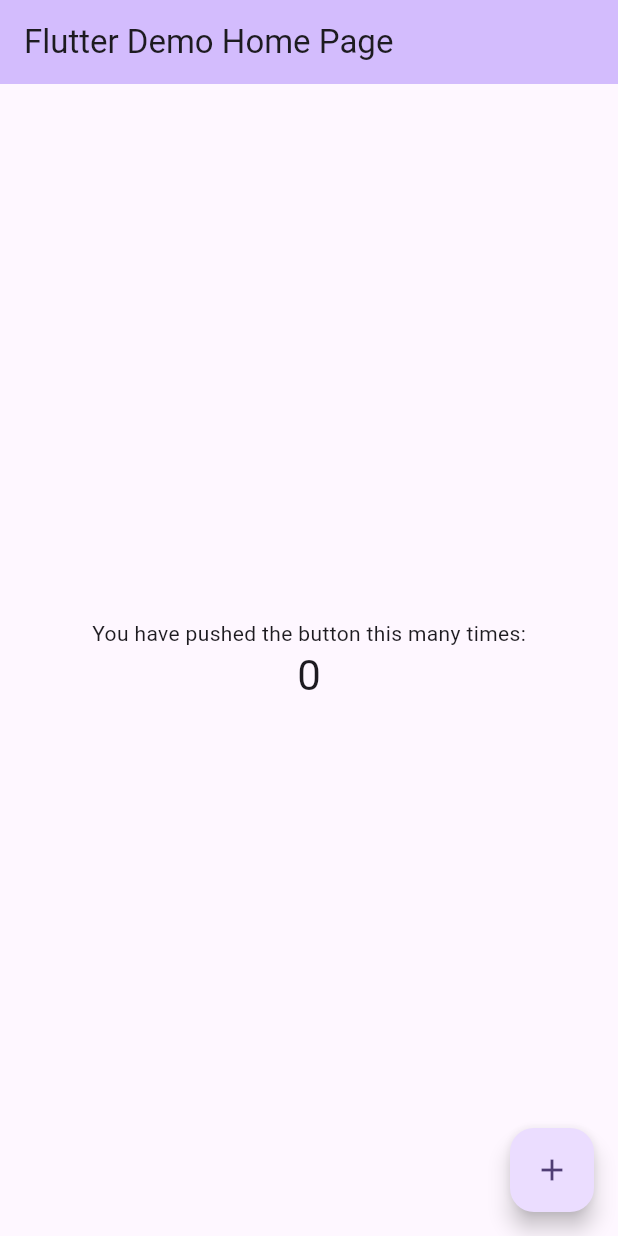
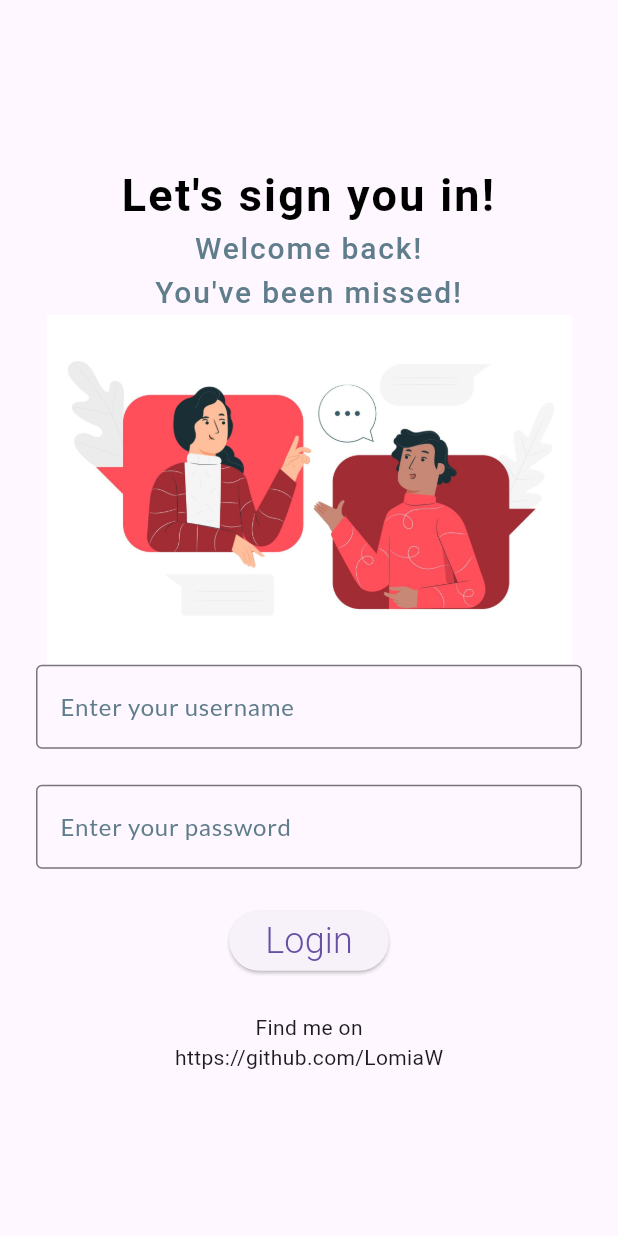
Before and after one commit to LomiaW/my_chat_app, a Flutter app: the screen it shows after launch, on a phone screen of 412 x 824 dp. Run offline on Flutter 3.47's test engine with Material 3 defaults, Android fonts, the phone set to English and light mode, and no system bars; our stand-ins replace google_fonts.

Commit message:
added widgets and utils

```diff
--- /dev/null
+++ b/lib/login_page.dart
@@ -0,0 +1,120 @@
+import 'package:flutter/material.dart';
+import 'package:my_chat_app/utils/spaces.dart';
+import 'package:my_chat_app/widgets/login_text_field.dart';
+import 'package:url_launcher/url_launcher.dart';
+
+class LoginPage extends StatelessWidget {
+  LoginPage({super.key});
+
+  final _formKey = GlobalKey<FormState>();
+  void loginUser(context) {
+    if (_formKey.currentState != null && _formKey.currentState!.validate()) {
+      print('Username: ' + usernameController.text);
+      print('Password: ' + passwordController.text);
+
+      // Navigate to ChatPage on successful login
+      Navigator.pushReplacementNamed(context, '/chat',
+        arguments: usernameController.text
+      );
+
+      print('Login successful!');
+    } else {
+      print('Login not successful!');
+    }
+  }
+
+  final usernameController = TextEditingController();
+  final passwordController = TextEditingController();
+
+  @override
+  Widget build(BuildContext context) {
+    return Scaffold(
+      body: Padding(
+        padding: const EdgeInsets.all(24.0),
+        child: Column(
+          mainAxisAlignment: MainAxisAlignment.center,
+          crossAxisAlignment: CrossAxisAlignment.center,
+          children: [
+            const Text('Let\'s sign you in!',
+              textAlign: TextAlign.center,
+              style: TextStyle(
+                fontSize: 30,
+                color: Colors.black,
+                fontWeight: FontWeight.bold,
+                letterSpacing: 1.5
+              )
+            ),
+            const Text(
+              'Welcome back!\nYou\'ve been missed!',
+              textAlign: TextAlign.center,
+              style: TextStyle(
+                fontSize: 20,
+                color: Colors.blueGrey,
+                fontWeight: FontWeight.w500,
+                letterSpacing: 1.2
+              ),
+            ),
+            Image.asset(
+              'assets/login_image.jpg',
+              width: 350,
+            ),
+            Form(
+              key: _formKey,
+              child: Column(
+                children: [
+                  LoginTextField(
+                    validator: (value) {
+                      if (value != null && value.isNotEmpty && value.length < 5) {
+                        return "Your username should be more than 5 characters.";
+                      } else if (value != null && value.isEmpty) {
+                        return "Please type your username";
+                      }
+                      return null;
+                    },
+                    controller: usernameController,
+                    hintText: 'Enter your username',
+                  ),
+                  verticalSpacing(24),
+                  LoginTextField(
+                    hasAsterisks: true,
+                    controller: passwordController,
+                    hintText: 'Enter your password',
+                  ),
+                ],
+              ),
+            ),
+            verticalSpacing(24),
+            ElevatedButton(
+              onPressed: () {
+                loginUser(context);
+              },
+              child: const Text('Login',
+                style: TextStyle(
+                  fontSize: 24,
+                  fontWeight: FontWeight.w300,
+                )
+              ),
+
+            ),
+            verticalSpacing(24),
+            GestureDetector(
+              onTap: () async {
+                // TODO: Navigate to browser
+                print('Link clicked!');
+                if (!await launchUrl(Uri.parse('https://github.com/LomiaW'))) {
+                  throw Exception('Could not launch url');
+                }
+              },
+              child: const Column(
+                children: [
+                  Text('Find me on'),
+                  Text('https://github.com/LomiaW'),
+                ],
+              ),
+            ),
+          ],
+        ),
+      ),
+    );
+  }
+}
--- a/lib/main.dart
+++ b/lib/main.dart
@@ -1,4 +1,8 @@
 import 'package:flutter/material.dart';
+import 'package:my_chat_app/utils/brand_color.dart';
+import 'chat_page.dart';
+import 'login_page.dart';
+
 
 void main() {
   runApp(const MyApp());
@@ -7,119 +11,20 @@ void main() {
 class MyApp extends StatelessWidget {
   const MyApp({super.key});
 
-  // This widget is the root of your application.
   @override
   Widget build(BuildContext context) {
     return MaterialApp(
-      title: 'Flutter Demo',
+      title: 'My Chat App',
       theme: ThemeData(
-        // This is the theme of your application.
-        //
-        // TRY THIS: Try running your application with "flutter run". You'll see
-        // the application has a purple toolbar. Then, without quitting the app,
-        // try changing the seedColor in the colorScheme below to Colors.green
-        // and then invoke "hot reload" (save your changes or press the "hot
-        // reload" button in a Flutter-supported IDE, or press "r" if you used
-        // the command line to start the app).
-        //
-        // Notice that the counter didn't reset back to zero; the application
-        // state is not lost during the reload. To reset the state, use hot
-        // restart instead.
-        //
-        // This works for code too, not just values: Most code changes can be
-        // tested with just a hot reload.
-        colorScheme: ColorScheme.fromSeed(seedColor: Colors.deepPurple),
-        useMaterial3: true,
+          appBarTheme: AppBarTheme(
+            backgroundColor: BrandColor.primaryColor,
+            foregroundColor: Colors.black,
+          )
       ),
-      home: const MyHomePage(title: 'Flutter Demo Home Page'),
+      home: LoginPage(),
+      routes: {
+        '/chat': (context) => ChatPage(),
+      },
     );
   }
 }
-
-class MyHomePage extends StatefulWidget {
-  const MyHomePage({super.key, required this.title});
-
-  // This widget is the home page of your application. It is stateful, meaning
-  // that it has a State object (defined below) that contains fields that affect
-  // how it looks.
-
-  // This class is the configuration for the state. It holds the values (in this
-  // case the title) provided by the parent (in this case the App widget) and
-  // used by the build method of the State. Fields in a Widget subclass are
-  // always marked "final".
-
-  final String title;
-
-  @override
-  State<MyHomePage> createState() => _MyHomePageState();
-}
-
-class _MyHomePageState extends State<MyHomePage> {
-  int _counter = 0;
-
-  void _incrementCounter() {
-    setState(() {
-      // This call to setState tells the Flutter framework that something has
-      // changed in this State, which causes it to rerun the build method below
-      // so that the display can reflect the updated values. If we changed
-      // _counter without calling setState(), then the build method would not be
-      // called again, and so nothing would appear to happen.
-      _counter++;
-    });
-  }
-
-  @override
-  Widget build(BuildContext context) {
-    // This method is rerun every time setState is called, for instance as done
-    // by the _incrementCounter method above.
-    //
-    // The Flutter framework has been optimized to make rerunning build methods
-    // fast, so that you can just rebuild anything that needs updating rather
-    // than having to individually change instances of widgets.
-    return Scaffold(
-      appBar: AppBar(
-        // TRY THIS: Try changing the color here to a specific color (to
-        // Colors.amber, perhaps?) and trigger a hot reload to see the AppBar
-        // change color while the other colors stay the same.
-        backgroundColor: Theme.of(context).colorScheme.inversePrimary,
-        // Here we take the value from the MyHomePage object that was created by
-        // the App.build method, and use it to set our appbar title.
-        title: Text(widget.title),
-      ),
-      body: Center(
-        // Center is a layout widget. It takes a single child and positions it
-        // in the middle of the parent.
-        child: Column(
-          // Column is also a layout widget. It takes a list of children and
-          // arranges them vertically. By default, it sizes itself to fit its
-          // children horizontally, and tries to be as tall as its parent.
-          //
-          // Column has various properties to control how it sizes itself and
-          // how it positions its children. Here we use mainAxisAlignment to
-          // center the children vertically; the main axis here is the vertical
-          // axis because Columns are vertical (the cross axis would be
-          // horizontal).
-          //
-          // TRY THIS: Invoke "debug painting" (choose the "Toggle Debug Paint"
-          // action in the IDE, or press "p" in the console), to see the
-          // wireframe for each widget.
-          mainAxisAlignment: MainAxisAlignment.center,
-          children: <Widget>[
-            const Text(
-              'You have pushed the button this many times:',
-            ),
-            Text(
-              '$_counter',
-              style: Theme.of(context).textTheme.headlineMedium,
-            ),
-          ],
-        ),
-      ),
-      floatingActionButton: FloatingActionButton(
-        onPressed: _incrementCounter,
-        tooltip: 'Increment',
-        child: const Icon(Icons.add),
-      ), // This trailing comma makes auto-formatting nicer for build methods.
-    );
-  }
-}
--- /dev/null
+++ b/lib/utils/brand_color.dart
@@ -0,0 +1,6 @@
+import 'package:flutter/material.dart';
+
+class BrandColor {
+  static Color chatInputColor = const Color(0xff1d1c21);
+  static Color primaryColor = Colors.deepPurple;
+}
--- /dev/null
+++ b/lib/utils/spaces.dart
@@ -0,0 +1,4 @@
+import 'package:flutter/cupertino.dart';
+
+Widget verticalSpacing(double val) => SizedBox(height: val);
+Widget horizontalSpacing(double val) => SizedBox(width: val);
--- /dev/null
+++ b/lib/utils/text_field_style.dart
@@ -0,0 +1,7 @@
+import 'package:flutter/material.dart';
+import 'package:google_fonts/google_fonts.dart';
+
+class ThemeTextFieldStyle {
+  static TextStyle loginTextFieldStyle =
+    GoogleFonts.lato(textStyle: const TextStyle(color: Colors.blueGrey));
+}
--- /dev/null
+++ b/lib/widgets/login_text_field.dart
@@ -0,0 +1,35 @@
+import 'package:flutter/material.dart';
+import '../utils/text_field_style.dart';
+
+class LoginTextField extends StatelessWidget {
+  final TextEditingController controller;
+  final String hintText;
+  final FormFieldValidator<String>? validator;
+  final bool hasAsterisks;
+
+  const LoginTextField({
+    super.key,
+    required this.controller,
+    required this.hintText,
+    this.validator,
+    this.hasAsterisks = false});
+
+  @override
+  Widget build(BuildContext context) {
+    return TextFormField(
+      validator: (value) {
+        if(validator != null) {
+          return validator!(value);
+        }
+        return null;
+      },
+      obscureText: hasAsterisks,
+      controller: controller,
+      decoration: InputDecoration(
+        hintText: hintText,
+        hintStyle: ThemeTextFieldStyle.loginTextFieldStyle,
+        border: const OutlineInputBorder(),
+      ),
+    );
+  }
+}
```
Also changed, not shown: lib/chat_page.dart (added, +45 -0 lines), lib/widgets/chat_bubble.dart (added, +40 -0 lines), lib/widgets/chat_input.dart (added, +56 -0 lines), pubspec.yaml (+5 -3 lines), assets/login_image.jpg (added), pubspec.lock, 11 other files.
